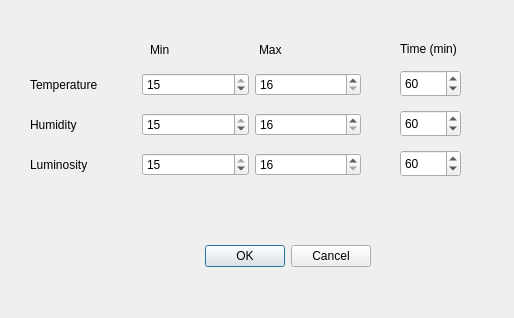
The window that thresholdsetupdialog.ui (vincenzoagnusdei/cellarmonitor) describes before a commit, drawn with Qt 5.
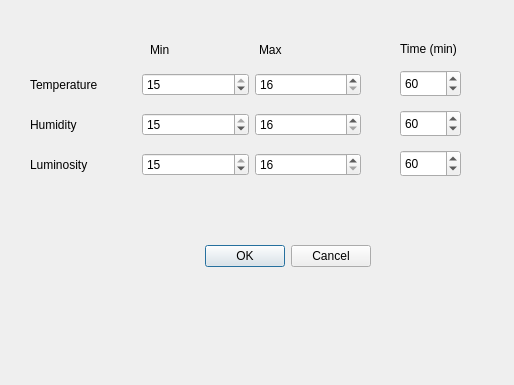
The same window after the commit.

Patch:
```diff
--- a/thresholdsetupdialog.ui
+++ b/thresholdsetupdialog.ui
@@ -7,7 +7,7 @@
     <x>0</x>
     <y>0</y>
     <width>514</width>
-    <height>318</height>
+    <height>385</height>
    </rect>
   </property>
   <property name="windowTitle">
```
